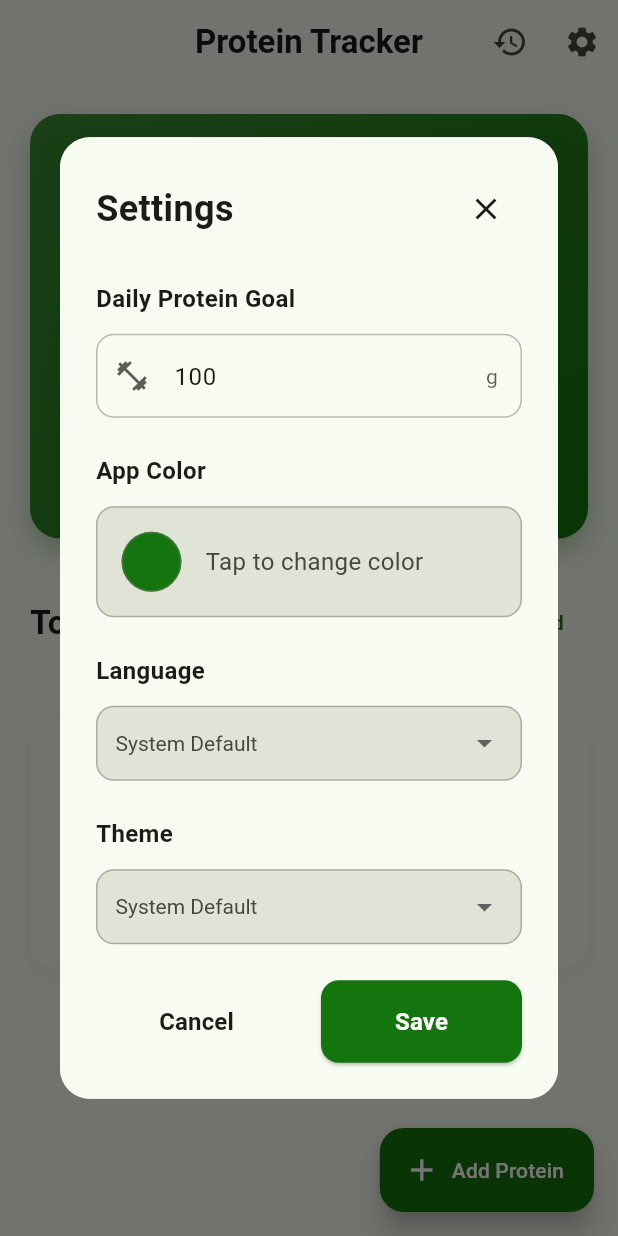
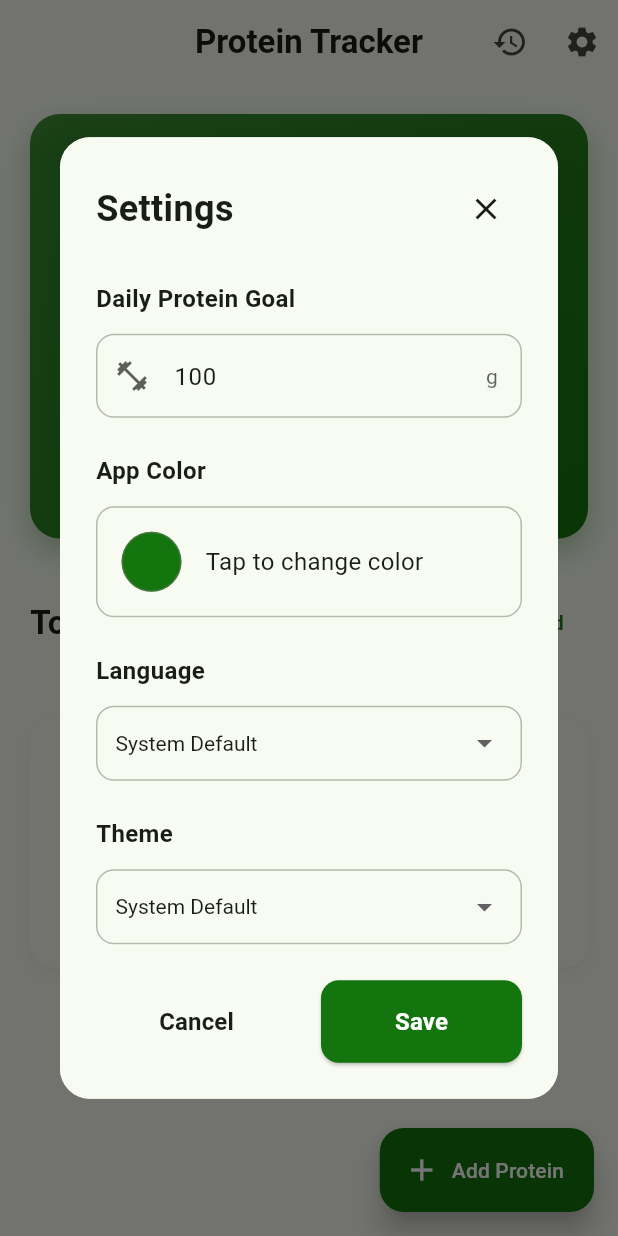
Before and after one commit to momo5502/protein-tracker, a Flutter app: the screen it shows after launch, after a tap on the "settings" icon, on a phone screen of 412 x 824 dp. Run offline on Flutter 3.47's test engine with Material 3 defaults, Android fonts, the light colour scheme and no system bars; our stand-ins replace flutter_colorpicker, shared_preferences; Roboto replaces fonts that are missing (SF Pro Display).

Commit message:
Fix settings colors

```diff
--- a/lib/main.dart
+++ b/lib/main.dart
@@ -1455,6 +1455,8 @@ class _SetGoalDialogState extends State<SetGoalDialog> {
                   borderRadius: BorderRadius.circular(12),
                   borderSide: BorderSide(color: AppColors.primary),
                 ),
+                filled: true,
+                fillColor: colorScheme.surface,
               ),
             ),
             const SizedBox(height: 24),
@@ -1472,7 +1474,7 @@ class _SetGoalDialogState extends State<SetGoalDialog> {
               child: Container(
                 padding: const EdgeInsets.all(16),
                 decoration: BoxDecoration(
-                  color: colorScheme.surfaceVariant,
+                  color: colorScheme.surface,
                   borderRadius: BorderRadius.circular(12),
                   border:
                       Border.all(color: colorScheme.outline.withOpacity(0.5)),
@@ -1494,7 +1496,7 @@ class _SetGoalDialogState extends State<SetGoalDialog> {
                       'Tap to change color',
                       style: TextStyle(
                         fontSize: 16,
-                        color: colorScheme.onSurfaceVariant,
+                        color: colorScheme.onSurface,
                       ),
                     ),
                   ],
@@ -1514,7 +1516,7 @@ class _SetGoalDialogState extends State<SetGoalDialog> {
             Container(
               padding: const EdgeInsets.symmetric(horizontal: 12),
               decoration: BoxDecoration(
-                color: colorScheme.surfaceVariant,
+                color: colorScheme.surface,
                 border: Border.all(color: colorScheme.outline.withOpacity(0.5)),
                 borderRadius: BorderRadius.circular(12),
               ),
@@ -1522,8 +1524,8 @@ class _SetGoalDialogState extends State<SetGoalDialog> {
                 value: _selectedLanguage,
                 isExpanded: true,
                 underline: const SizedBox(),
-                dropdownColor: colorScheme.surfaceVariant,
-                style: TextStyle(color: colorScheme.onSurfaceVariant),
+                dropdownColor: colorScheme.surface,
+                style: TextStyle(color: colorScheme.onSurface),
                 items: const [
                   DropdownMenuItem(
                     value: 'system',
@@ -1583,7 +1585,7 @@ class _SetGoalDialogState extends State<SetGoalDialog> {
             Container(
               padding: const EdgeInsets.symmetric(horizontal: 12),
               decoration: BoxDecoration(
-                color: colorScheme.surfaceVariant,
+                color: colorScheme.surface,
                 border: Border.all(color: colorScheme.outline.withOpacity(0.5)),
                 borderRadius: BorderRadius.circular(12),
               ),
@@ -1591,8 +1593,8 @@ class _SetGoalDialogState extends State<SetGoalDialog> {
                 value: _selectedThemeMode,
                 isExpanded: true,
                 underline: const SizedBox(),
-                dropdownColor: colorScheme.surfaceVariant,
-                style: TextStyle(color: colorScheme.onSurfaceVariant),
+                dropdownColor: colorScheme.surface,
+                style: TextStyle(color: colorScheme.onSurface),
                 items: const [
                   DropdownMenuItem(
                     value: ThemeMode.system,
```
